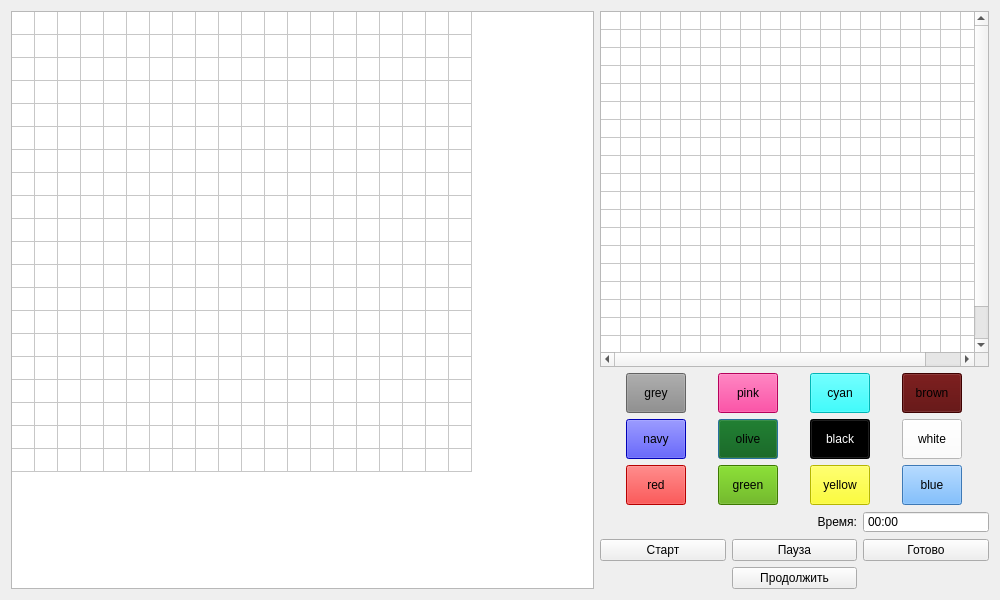
The window that src/Mosaic/mosaic.ui (Klaasibub/Evo) describes before a commit, drawn with Qt 5.
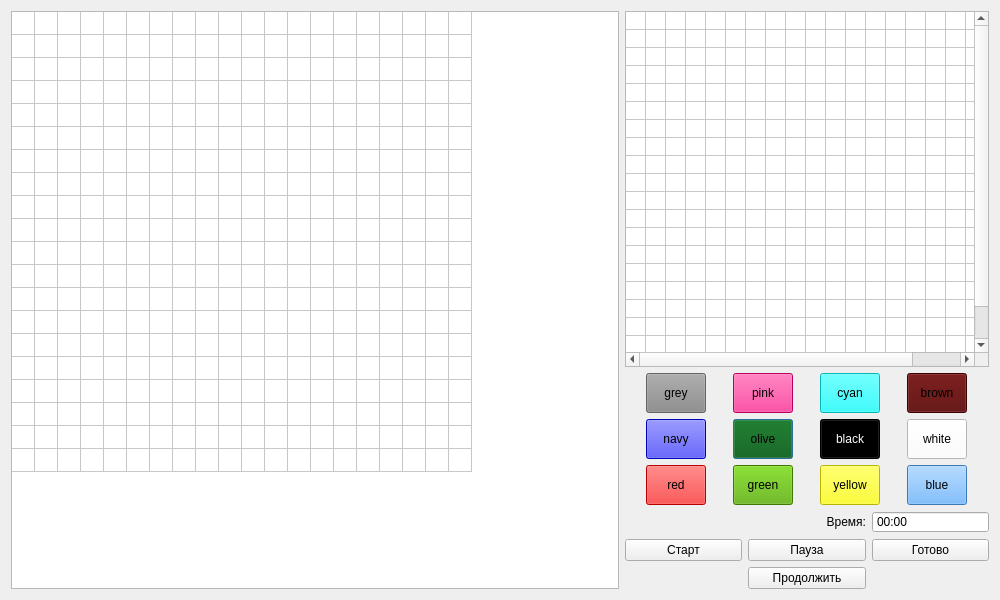
The same window after the commit.

Commit message: Added sound for buttons in Mosaic game.

What changed in the file:
```diff
--- a/src/Mosaic/mosaic.ui
+++ b/src/Mosaic/mosaic.ui
@@ -24,7 +24,7 @@
   </property>
   <layout class="QGridLayout" name="gridLayout_4">
    <item row="1" column="0">
-    <layout class="QGridLayout" name="gridLayout_3" rowstretch="0" columnstretch="3,2">
+    <layout class="QGridLayout" name="gridLayout_3" rowstretch="0" columnstretch="5,3">
      <item row="0" column="0">
       <widget class="QTableWidget" name="fieldBig">
        <property name="selectionMode">
```
The commit also changes 2 other files.
